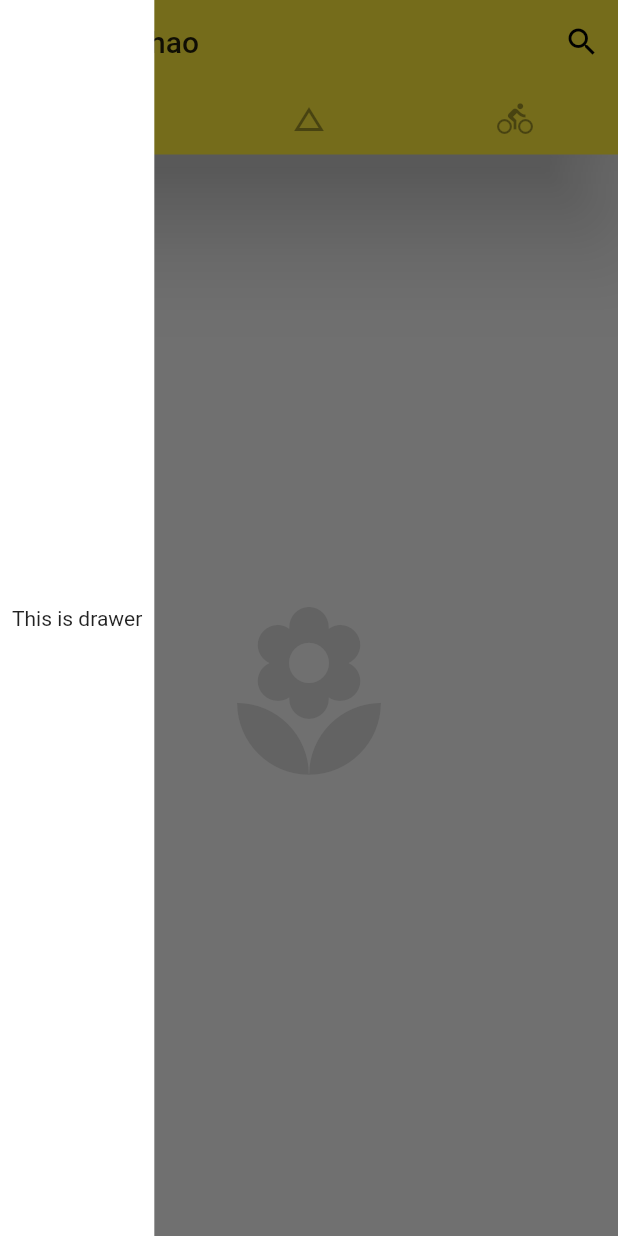
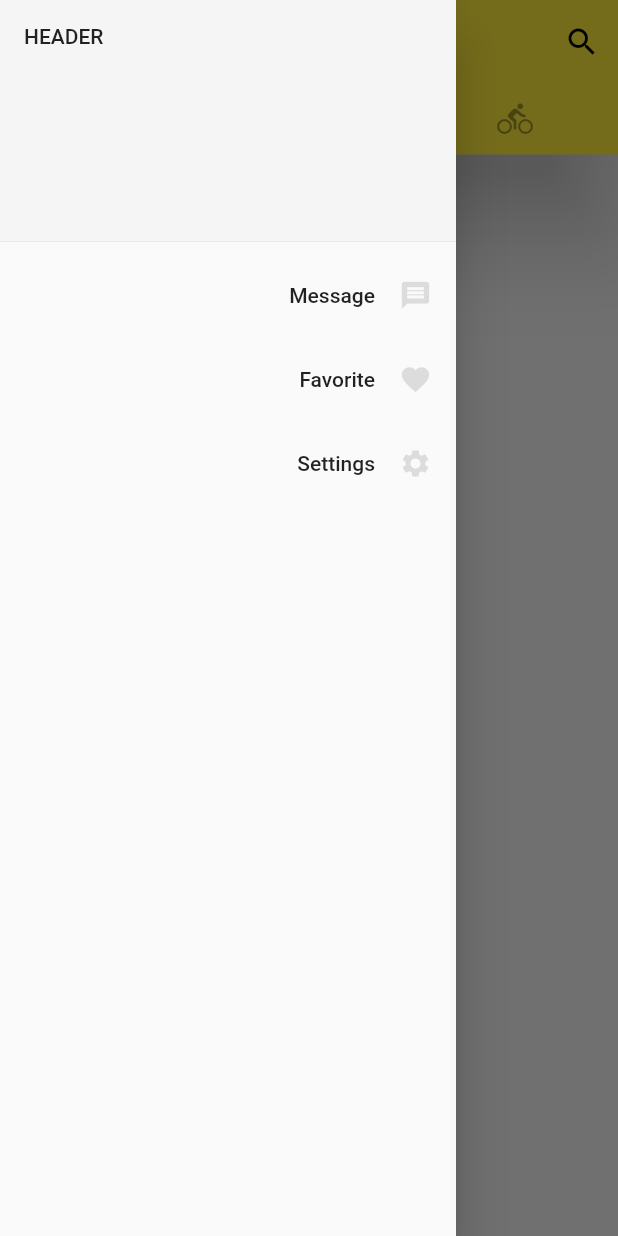
Before and after one commit to JY-1024/nihao_flutter, a Flutter app: the screen it shows after launch, with the side drawer open, on a phone screen of 412 x 824 dp. Run offline on Flutter 3.47's test engine with Material 2 defaults, Android fonts, the phone set to English and light mode, and no system bars.

Commit message:
Drawer抽屉

```diff
--- a/lib/main.dart
+++ b/lib/main.dart
@@ -1,3 +1,4 @@
+import 'package:flutter/cupertino.dart';
 import 'package:flutter/material.dart';
 import 'model/post.dart';
 
@@ -61,13 +62,28 @@ class Home extends StatelessWidget {
             Icon(Icons.directions_bike, size: 128.0, color: Colors.black12),
           ],
         ),
-        drawer: Container(
-          color: Colors.white,
-          padding: EdgeInsets.all(8.0),
-          child: Column(
-            mainAxisAlignment: MainAxisAlignment.center,
+        drawer: Drawer(
+          child: ListView(
+            padding: EdgeInsets.zero,
             children: <Widget>[
-              Text('This is drawer')
+              DrawerHeader(
+                child: Text('header'.toUpperCase()),
+                decoration: BoxDecoration(
+                  color: Colors.grey[100],
+                ),
+              ),
+              ListTile(
+                title: Text('Message', textAlign: TextAlign.right,),
+                trailing: Icon(Icons.message,color: Colors.black12, size: 22.0,),
+              ),
+              ListTile(
+                title: Text('Favorite', textAlign: TextAlign.right,),
+                trailing: Icon(Icons.favorite,color: Colors.black12, size: 22.0,),
+              ),
+              ListTile(
+                title: Text('Settings', textAlign: TextAlign.right,),
+                trailing: Icon(Icons.settings,color: Colors.black12, size: 22.0,),
+              ),
             ],
           ),
         ),
```
